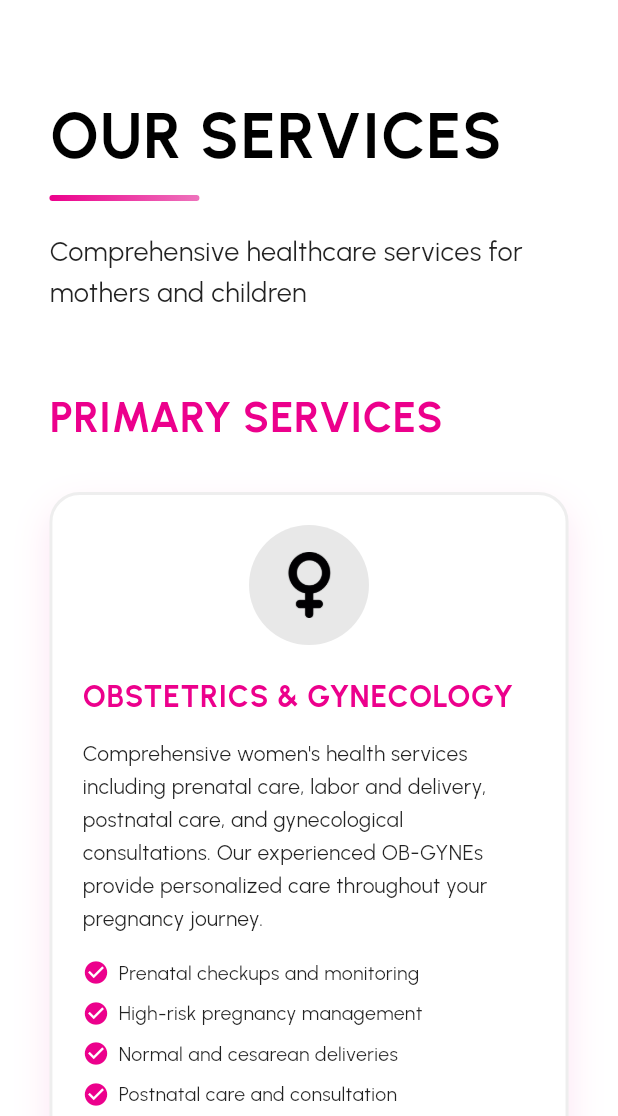
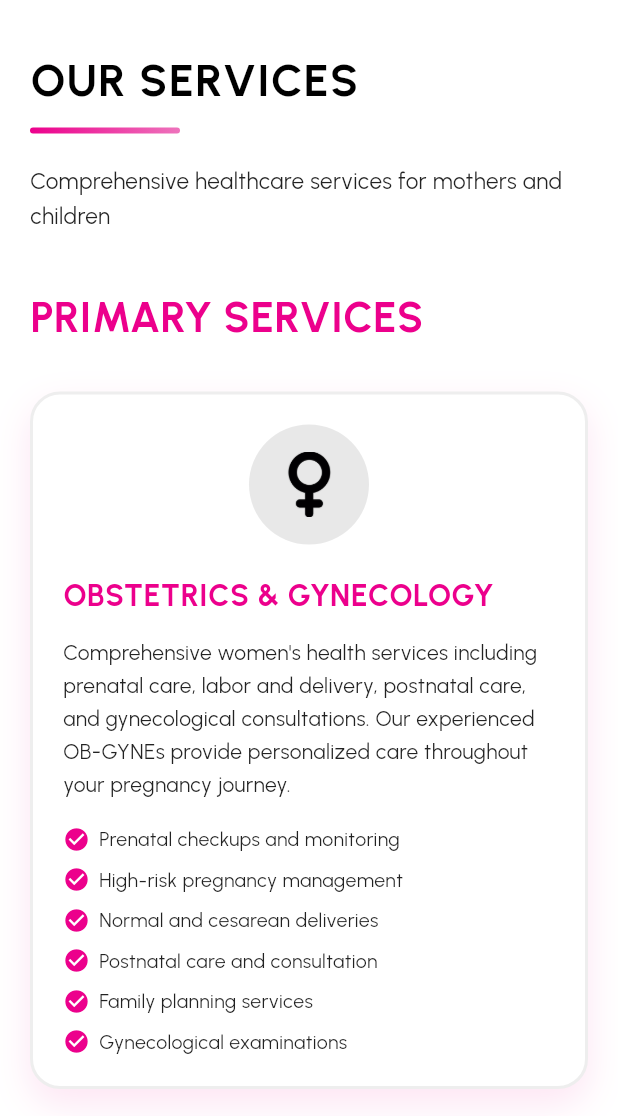
Before and after one commit to lansoyyy/Maternity-Clinic, a Flutter app: the ServicesScreen screen opened directly, on a phone screen of 412 x 824 dp, the part 120-1236 px from its top. Run offline on Flutter 3.47's test engine with Material 3 defaults, Android fonts, the phone set to English and light mode, and no system bars; our stand-ins replace cloud_firestore, firebase_auth, firebase_core, fl_chart, printing; missing offline and left inert: dart:html, dart:ui_web; accounts and stored records are empty.

Commit message:
added fixes for march 21 issues

```diff
--- a/lib/screens/auth/services_screen.dart
+++ b/lib/screens/auth/services_screen.dart
@@ -16,6 +16,7 @@ class _ServicesScreenState extends State<ServicesScreen> {
   @override
   Widget build(BuildContext context) {
     final screenWidth = MediaQuery.of(context).size.width;
+    final isMobile = context.isMobile;
 
     return Scaffold(
       backgroundColor: Colors.white,
@@ -28,17 +29,20 @@ class _ServicesScreenState extends State<ServicesScreen> {
             // Main Content
             Container(
               padding: EdgeInsets.symmetric(
-                horizontal: screenWidth * 0.08,
-                vertical: 60,
+                horizontal: isMobile ? 20 : screenWidth * 0.08,
+                vertical: isMobile ? 32 : 60,
               ),
+              child: Center(
+                child: ConstrainedBox(
+                  constraints: const BoxConstraints(maxWidth: 1240),
                   child: Column(
                     crossAxisAlignment: CrossAxisAlignment.start,
                     children: [
                       // Page Title
-                  const Text(
+                      Text(
                         'OUR SERVICES',
                         style: TextStyle(
-                      fontSize: 42,
+                          fontSize: isMobile ? 30 : 42,
                           fontFamily: 'Bold',
                           color: Colors.black,
                           letterSpacing: 1,
@@ -56,32 +60,34 @@ class _ServicesScreenState extends State<ServicesScreen> {
                         ),
                       ),
                       const SizedBox(height: 20),
-                  const Text(
+                      Text(
                         'Comprehensive healthcare services for mothers and children',
                         style: TextStyle(
-                      fontSize: 18,
+                          fontSize: isMobile ? 15 : 18,
                           fontFamily: 'Regular',
                           color: Colors.black87,
                           height: 1.5,
                         ),
                       ),
-                  const SizedBox(height: 50),
+                      SizedBox(height: isMobile ? 36 : 50),
 
                       // Main Services
                       _buildMainServices(),
-                  const SizedBox(height: 60),
+                      SizedBox(height: isMobile ? 40 : 60),
 
                       // Additional Services
                       _buildAdditionalServices(),
-                  const SizedBox(height: 60),
+                      SizedBox(height: isMobile ? 40 : 60),
 
                       // Services and Packages
                       _buildServicesAndPackages(),
-                  const SizedBox(height: 60),
+                      SizedBox(height: isMobile ? 40 : 60),
 
                       // Why Choose Us
                       _buildWhyChooseUs(),
                     ],
+                  ),
+                ),
               ),
             ),
 
@@ -485,6 +491,12 @@ class _ServicesScreenState extends State<ServicesScreen> {
 
   Widget _buildAdditionalServices() {
     final isMobile = context.isMobile;
+    final isTablet = context.isTablet;
+    final double cardWidth = isMobile
+        ? double.infinity
+        : isTablet
+            ? 260
+            : 240;
 
     return Column(
       crossAxisAlignment: CrossAxisAlignment.start,
@@ -499,39 +511,38 @@ class _ServicesScreenState extends State<ServicesScreen> {
           ),
         ),
         const SizedBox(height: 30),
-        if (isMobile) ...[
-          // Mobile: 2 cards per row
-          Row(
+        Center(
+          child: Wrap(
+            spacing: isMobile ? 14 : 20,
+            runSpacing: isMobile ? 14 : 20,
+            alignment: WrapAlignment.center,
             children: [
-              Expanded(
+              SizedBox(
+                width: cardWidth,
                 child: _buildAdditionalServiceCard(
                   Icons.medical_services,
                   'Laboratory Services',
                   'Complete laboratory testing and diagnostic services',
                 ),
               ),
-              const SizedBox(width: 15),
-              Expanded(
+              SizedBox(
+                width: cardWidth,
                 child: _buildAdditionalServiceCard(
                   Icons.hotel,
                   'Comfortable Rooms',
                   'Clean and comfortable lying-in rooms for mothers',
                 ),
               ),
-            ],
-          ),
-          const SizedBox(height: 15),
-          Row(
-            children: [
-              Expanded(
+              SizedBox(
+                width: cardWidth,
                 child: _buildAdditionalServiceCard(
                   Icons.people,
                   'Lactation Support',
                   'Breastfeeding guidance and lactation consultation',
                 ),
               ),
-              const SizedBox(width: 15),
-              Expanded(
+              SizedBox(
+                width: cardWidth,
                 child: _buildAdditionalServiceCard(
                   Icons.school,
                   'Prenatal Classes',
@@ -540,52 +551,7 @@ class _ServicesScreenState extends State<ServicesScreen> {
               ),
             ],
           ),
-        ] else ...[
-          // Desktop: 3 cards + 1 card layout
-          Row(
-            children: [
-              Expanded(
-                child: _buildAdditionalServiceCard(
-                  Icons.medical_services,
-                  'Laboratory Services',
-                  'Complete laboratory testing and diagnostic services',
         ),
-              ),
-              const SizedBox(width: 25),
-              Expanded(
-                child: _buildAdditionalServiceCard(
-                  Icons.hotel,
-                  'Comfortable Rooms',
-                  'Clean and comfortable lying-in rooms for mothers',
-                ),
-              ),
-              const SizedBox(width: 25),
-              Expanded(
-                child: _buildAdditionalServiceCard(
-                  Icons.people,
-                  'Lactation Support',
-                  'Breastfeeding guidance and lactation consultation',
-                ),
-              ),
-            ],
-          ),
-          const SizedBox(height: 25),
-          Row(
-            children: [
-              Expanded(
-                child: _buildAdditionalServiceCard(
-                  Icons.school,
-                  'Prenatal Classes',
-                  'Educational sessions for expecting parents',
-                ),
-              ),
-              const SizedBox(width: 25),
-              Expanded(child: const SizedBox()),
-              const SizedBox(width: 25),
-              Expanded(child: const SizedBox()),
-            ],
-          ),
-        ],
       ],
     );
   }
@@ -600,7 +566,7 @@ class _ServicesScreenState extends State<ServicesScreen> {
     return Container(
       padding: EdgeInsets.all(isMobile ? 16 : 25),
       constraints: BoxConstraints(
-        minHeight: isMobile ? 140 : 180,
+        minHeight: isMobile ? 150 : 176,
       ),
       decoration: BoxDecoration(
         gradient: LinearGradient(
@@ -635,8 +601,7 @@ class _ServicesScreenState extends State<ServicesScreen> {
               fontFamily: 'Bold',
               color: primary,
             ),
-            maxLines: 1,
-            overflow: TextOverflow.ellipsis,
+            maxLines: 2,
           ),
           const SizedBox(height: 6),
           Text(
@@ -648,8 +613,7 @@ class _ServicesScreenState extends State<ServicesScreen> {
               color: Colors.black87,
               height: 1.3,
             ),
-            maxLines: 2,
-            overflow: TextOverflow.ellipsis,
+            maxLines: 3,
           ),
         ],
       ),
@@ -674,16 +638,18 @@ class _ServicesScreenState extends State<ServicesScreen> {
         ),
         const SizedBox(height: 30),
         if (screenWidth > 900) ...[
-          Row(
-            crossAxisAlignment: CrossAxisAlignment.start,
+          Wrap(
+            spacing: 24,
+            runSpacing: 24,
+            alignment: WrapAlignment.center,
+            crossAxisAlignment: WrapCrossAlignment.start,
             children: [
-              Expanded(
-                flex: 1,
+              SizedBox(
+                width: screenWidth > 1180 ? 420 : 380,
                 child: _buildServicesOffered(),
               ),
-              const SizedBox(width: 30),
-              Expanded(
-                flex: 1,
+              SizedBox(
+                width: screenWidth > 1180 ? 720 : 620,
                 child: Column(
                   children: [
                     Row(
@@ -694,7 +660,7 @@ class _ServicesScreenState extends State<ServicesScreen> {
                         Expanded(child: _buildNewbornPackageCard()),
                       ],
                     ),
-                    const SizedBox(height: 30),
+                    const SizedBox(height: 24),
                     _buildNsdPackageCard(),
                   ],
                 ),
@@ -717,6 +683,7 @@ class _ServicesScreenState extends State<ServicesScreen> {
     final isMobile = context.isMobile;
 
     return Container(
+      width: double.infinity,
       padding: EdgeInsets.all(isMobile ? 20 : 30),
       decoration: BoxDecoration(
         color: Colors.white,
@@ -1072,30 +1039,42 @@ class _ServicesScreenState extends State<ServicesScreen> {
               ],
             )
           else
-            Row(
+            Wrap(
+              spacing: 24,
+              runSpacing: 24,
+              alignment: WrapAlignment.center,
               children: [
-                _buildWhyChooseUsItem(
+                SizedBox(
+                  width: 220,
+                  child: _buildWhyChooseUsItem(
                     Icons.verified,
                     'Experienced Staff',
                     'Highly qualified medical professionals',
                   ),
-                const SizedBox(width: 30),
-                _buildWhyChooseUsItem(
+                ),
+                SizedBox(
+                  width: 220,
+                  child: _buildWhyChooseUsItem(
                     Icons.medical_information,
                     'Modern Equipment',
                     'State-of-the-art medical technology',
                   ),
-                const SizedBox(width: 30),
-                _buildWhyChooseUsItem(
+                ),
+                SizedBox(
+                  width: 220,
+                  child: _buildWhyChooseUsItem(
                     Icons.favorite,
                     'Compassionate Care',
                     'Personalized attention for every patient',
                   ),
-                const SizedBox(width: 30),
-                _buildWhyChooseUsItem(
+                ),
+                SizedBox(
+                  width: 220,
+                  child: _buildWhyChooseUsItem(
                     Icons.price_check,
                     'Affordable Rates',
                     'Quality healthcare at reasonable prices',
+                  ),
                 ),
               ],
             ),
@@ -1108,8 +1087,7 @@ class _ServicesScreenState extends State<ServicesScreen> {
       IconData icon, String title, String description) {
     final isMobile = context.isMobile;
 
-    return Expanded(
-      child: Padding(
+    return Padding(
       padding: const EdgeInsets.symmetric(horizontal: 8),
       child: Column(
         mainAxisSize: MainAxisSize.min,
@@ -1149,7 +1127,6 @@ class _ServicesScreenState extends State<ServicesScreen> {
           ),
         ],
       ),
-      ),
     );
   }
 
```
Also changed, not shown: lib/screens/auth/about_us_screen.dart (+59 -20 lines). Lines whose indentation alone changed are shown as unchanged.
